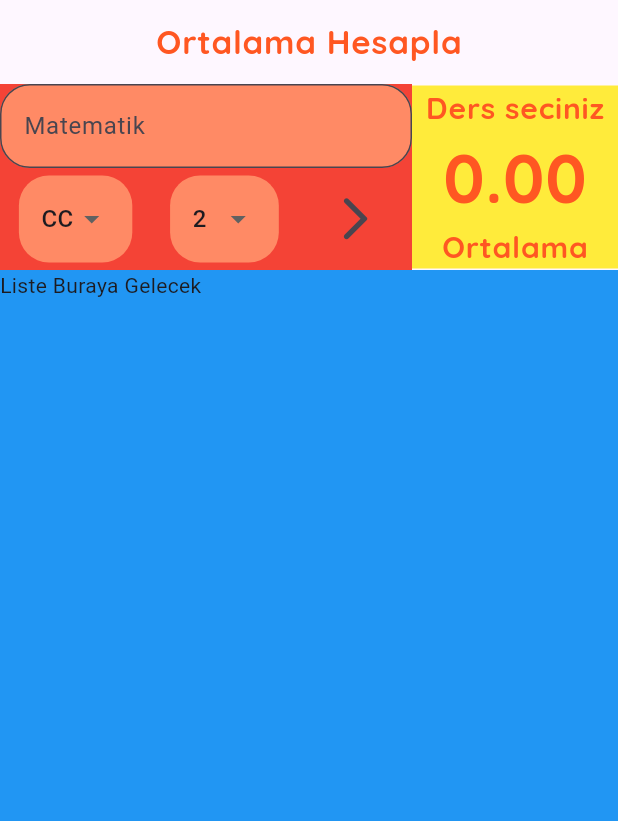
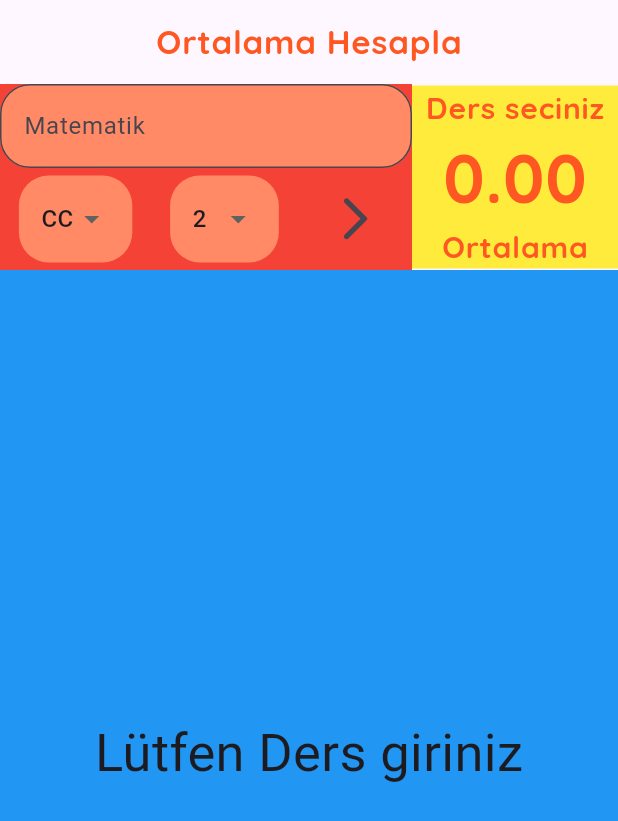
Before and after one commit to BurakTurker1/Flutter_Dinamik_Ortalama_Hesapla, a Flutter app: the screen it shows after launch, on a phone screen of 412 x 824 dp. Shown: the top 821 px of the screen. Run offline on Flutter 3.47's test engine with Material 3 defaults, Android fonts, the light colour scheme and no system bars; our stand-ins replace google_fonts.

Commit message:
dersler listelendi

```diff
--- /dev/null
+++ b/lib/widgets/ders_listesi.dart
@@ -0,0 +1,50 @@
+import 'package:flutter/material.dart';
+import 'package:flutter_dinamik_ortalama_hesaplama/constants/app_constant.dart';
+import 'package:flutter_dinamik_ortalama_hesaplama/helper/data_helper.dart';
+import 'package:flutter_dinamik_ortalama_hesaplama/model/ders.dart';
+
+class DersListesi extends StatefulWidget {
+  const DersListesi({super.key});
+
+  @override
+  State<DersListesi> createState() => _DersListesiState();
+}
+
+class _DersListesiState extends State<DersListesi> {
+  @override
+  Widget build(BuildContext context) {
+
+    List<Ders> tumDersler = DataHelper.tumEklenenDersler;
+    return tumDersler.length >0 ? ListView.builder(
+        itemCount: tumDersler.length,
+        itemBuilder: (BuildContext context, int index) {
+          return Dismissible(
+            key: UniqueKey(), //listeye eklenen her elemana uniq key atıyo
+            direction: DismissDirection.startToEnd,
+            onDismissed: (deger){
+              DataHelper.tumEklenenDersler.removeAt(index);
+              setState(() {
+
+              });
+            },
+            child: Padding(
+              padding: const EdgeInsets.all(1.0),
+              child: Card(
+                child: ListTile(
+                  title: Text(tumDersler[index].ad),
+                  leading: CircleAvatar(
+                      backgroundColor: Sabitler.AnaRenk,
+                      child: Text(
+                        (tumDersler[index].harfDegeri *
+                                tumDersler[index].krediDegeri)
+                            .toString(),
+                      )),
+                  subtitle: Text(
+                      '${tumDersler[index].krediDegeri} kredi, Not Değeri ${tumDersler[index].harfDegeri}'),
+                ),
+              ),
+            ),
+          );
+        }) : Container(child: Center(child: Text('Lütfen Ders giriniz',style: TextStyle(fontSize: 35),)),);
+  }
+}
--- a/lib/widgets/ortalama_hesapla_page.dart
+++ b/lib/widgets/ortalama_hesapla_page.dart
@@ -3,6 +3,7 @@ import 'package:flutter/widgets.dart';
 import 'package:flutter_dinamik_ortalama_hesaplama/constants/app_constant.dart';
 import 'package:flutter_dinamik_ortalama_hesaplama/helper/data_helper.dart';
 import 'package:flutter_dinamik_ortalama_hesaplama/model/ders.dart';
+import 'package:flutter_dinamik_ortalama_hesaplama/widgets/ders_listesi.dart';
 import 'package:flutter_dinamik_ortalama_hesaplama/widgets/ortalama_goster.dart';
 
 class OrtalamaHesaplaApp extends StatefulWidget {
@@ -22,6 +23,7 @@ class _OrtalamaHesaplaAppState extends State<OrtalamaHesaplaApp> {
   @override
   Widget build(BuildContext context) {
     return Scaffold(
+      resizeToAvoidBottomInset: false,
       appBar: AppBar(
         backgroundColor: Colors.transparent,
         elevation: 0,
@@ -60,7 +62,7 @@ class _OrtalamaHesaplaAppState extends State<OrtalamaHesaplaApp> {
           //notların gelcegi Liste
           Expanded(
             child: Container(
-              child: Text('Liste Buraya Gelecek'),
+              child: DersListesi(),
               color: Colors.blue,
             ),
           ),
```
